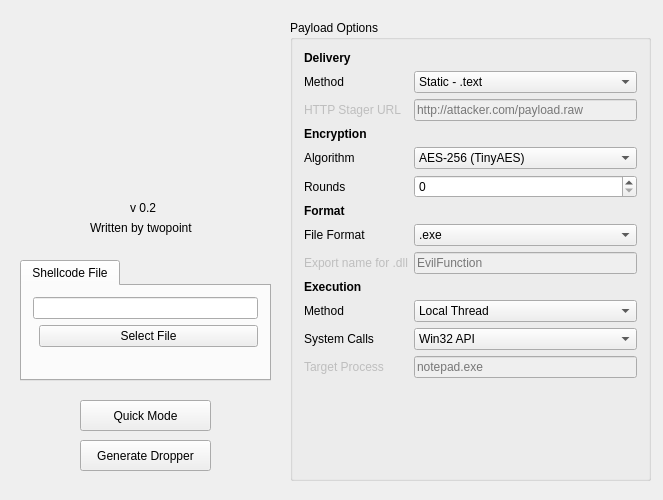
Above: Mallet_GUI/Mallet_GUI.ui from 2ptr/Mallet before the change. Below: the same form after it.
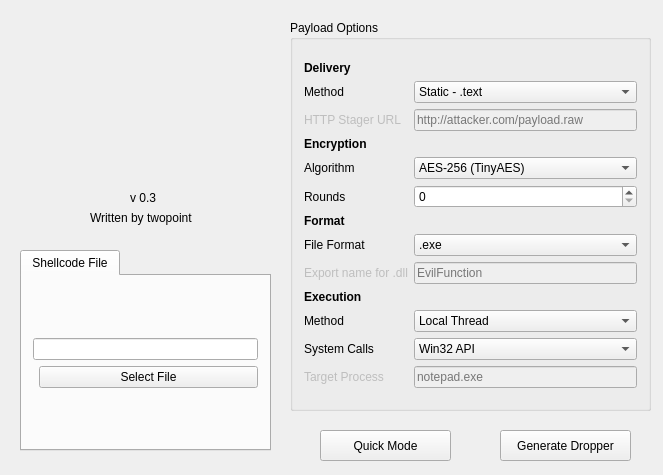
That is the form after the change. Icons and pictures are not drawn.

```diff
--- a/Mallet_GUI/Mallet_GUI.ui
+++ b/Mallet_GUI/Mallet_GUI.ui
@@ -7,7 +7,7 @@
     <x>0</x>
     <y>0</y>
     <width>663</width>
-    <height>500</height>
+    <height>475</height>
    </rect>
   </property>
   <property name="windowTitle">
@@ -21,11 +21,14 @@
    <property name="geometry">
     <rect>
      <x>20</x>
-     <y>260</y>
+     <y>250</y>
      <width>251</width>
-     <height>121</height>
+     <height>201</height>
     </rect>
    </property>
+   <property name="autoFillBackground">
+    <bool>false</bool>
+   </property>
    <property name="currentIndex">
     <number>0</number>
    </property>
@@ -34,6 +37,9 @@
      <string>Shellcode File</string>
     </attribute>
     <layout class="QFormLayout" name="formLayout">
+     <property name="formAlignment">
+      <set>Qt::AlignmentFlag::AlignLeading|Qt::AlignmentFlag::AlignLeft|Qt::AlignmentFlag::AlignVCenter</set>
+     </property>
      <item row="0" column="0" colspan="2">
       <widget class="QLineEdit" name="fileLine"/>
      </item>
@@ -50,8 +56,8 @@
   <widget class="QPushButton" name="runButton">
    <property name="geometry">
     <rect>
-     <x>80</x>
-     <y>440</y>
+     <x>500</x>
+     <y>430</y>
      <width>131</width>
      <height>31</height>
     </rect>
@@ -66,7 +72,7 @@
      <x>290</x>
      <y>20</y>
      <width>361</width>
-     <height>461</height>
+     <height>391</height>
     </rect>
    </property>
    <property name="font">
@@ -77,7 +83,25 @@
    <property name="title">
     <string>Payload Options</string>
    </property>
+   <property name="flat">
+    <bool>false</bool>
+   </property>
+   <property name="checkable">
+    <bool>false</bool>
+   </property>
    <layout class="QFormLayout" name="formLayout_2">
+    <property name="fieldGrowthPolicy">
+     <enum>QFormLayout::FieldGrowthPolicy::AllNonFixedFieldsGrow</enum>
+    </property>
+    <property name="rowWrapPolicy">
+     <enum>QFormLayout::RowWrapPolicy::DontWrapRows</enum>
+    </property>
+    <property name="labelAlignment">
+     <set>Qt::AlignmentFlag::AlignLeading|Qt::AlignmentFlag::AlignLeft|Qt::AlignmentFlag::AlignVCenter</set>
+    </property>
+    <property name="formAlignment">
+     <set>Qt::AlignmentFlag::AlignLeading|Qt::AlignmentFlag::AlignLeft|Qt::AlignmentFlag::AlignVCenter</set>
+    </property>
     <item row="0" column="0">
      <widget class="QLabel" name="deliveryLabel">
       <property name="font">
@@ -385,8 +409,8 @@
   <widget class="QPushButton" name="quickModeButton">
    <property name="geometry">
     <rect>
-     <x>80</x>
-     <y>400</y>
+     <x>320</x>
+     <y>430</y>
      <width>131</width>
      <height>31</height>
     </rect>
@@ -399,20 +423,20 @@
    <property name="geometry">
     <rect>
      <x>130</x>
-     <y>200</y>
+     <y>190</y>
      <width>49</width>
      <height>16</height>
     </rect>
    </property>
    <property name="text">
-    <string>v 0.2</string>
+    <string>v 0.3</string>
    </property>
   </widget>
   <widget class="QLabel" name="label_3">
    <property name="geometry">
     <rect>
      <x>90</x>
-     <y>220</y>
+     <y>210</y>
      <width>121</width>
      <height>16</height>
     </rect>
```
Left out of the diff: 96 changed lines with no effect on the pictures.
